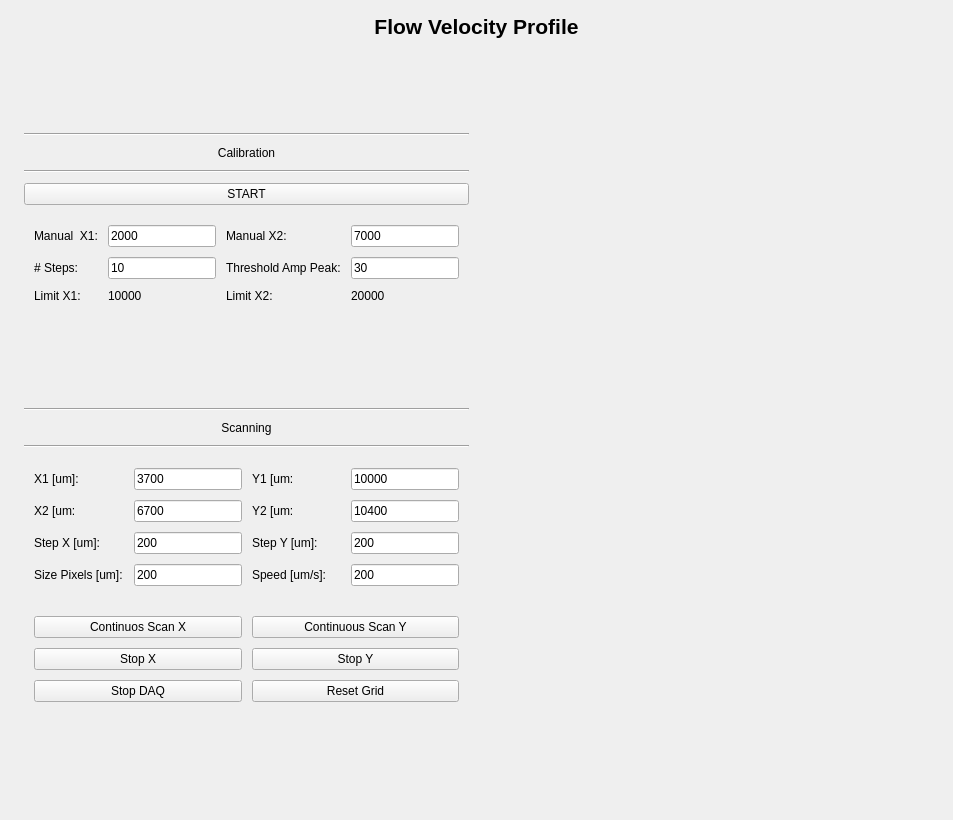
Before: the Qt Designer form GlobalGUI/gui/uis/pages/main_pages.ui in SSierraAl/OFI-VelocityProfile, drawn with Qt 5.
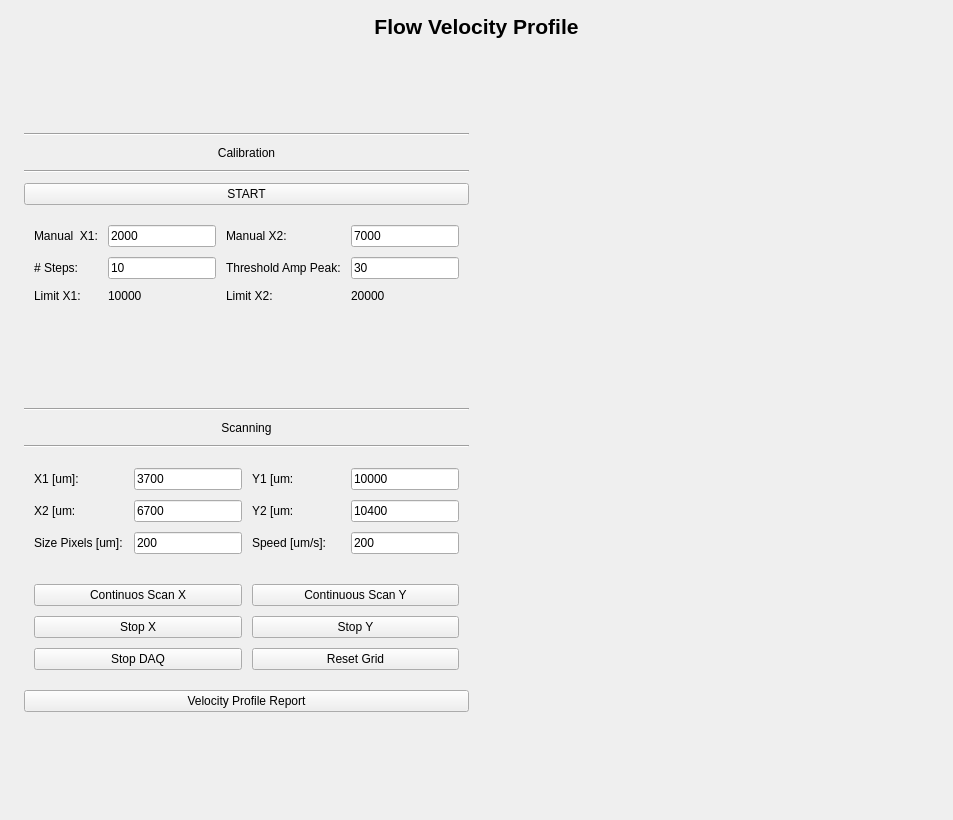
After: the same form once the commit is applied.

Commit message: Velocity profile detection

```diff
--- a/GlobalGUI/gui/uis/pages/main_pages.ui
+++ b/GlobalGUI/gui/uis/pages/main_pages.ui
@@ -1516,7 +1516,7 @@
               </widget>
              </item>
              <item>
-              <layout class="QGridLayout" name="gridLayout_7" rowminimumheight="0,0,0,0,0,0,0,0,0" columnminimumwidth="0,0,0,0,0">
+              <layout class="QGridLayout" name="gridLayout_7">
                <property name="sizeConstraint">
                 <enum>QLayout::SetFixedSize</enum>
                </property>
@@ -1542,19 +1542,6 @@
                  </property>
                 </widget>
                </item>
-               <item row="2" column="4">
-                <widget class="QLineEdit" name="lineEdit_stepy_scan">
-                 <property name="sizePolicy">
-                  <sizepolicy hsizetype="Fixed" vsizetype="Fixed">
-                   <horstretch>0</horstretch>
-                   <verstretch>0</verstretch>
-                  </sizepolicy>
-                 </property>
-                 <property name="text">
-                  <string>200</string>
-                 </property>
-                </widget>
-               </item>
                <item row="0" column="3">
                 <widget class="QLabel" name="label_35">
                  <property name="text">
@@ -1562,19 +1549,6 @@
                  </property>
                 </widget>
                </item>
-               <item row="2" column="2">
-                <widget class="QLineEdit" name="lineEdit_stepx_scan">
-                 <property name="sizePolicy">
-                  <sizepolicy hsizetype="Fixed" vsizetype="Fixed">
-                   <horstretch>0</horstretch>
-                   <verstretch>0</verstretch>
-                  </sizepolicy>
-                 </property>
-                 <property name="text">
-                  <string>200</string>
-                 </property>
-                </widget>
-               </item>
                <item row="0" column="4">
                 <widget class="QLineEdit" name="lineEdit_y1_scan">
                  <property name="sizePolicy">
@@ -1588,14 +1562,14 @@
                  </property>
                 </widget>
                </item>
-               <item row="4" column="3">
+               <item row="3" column="3">
                 <widget class="QLabel" name="label_41">
                  <property name="text">
                   <string>Speed [um/s]: </string>
                  </property>
                 </widget>
                </item>
-               <item row="4" column="4">
+               <item row="3" column="4">
                 <widget class="QLineEdit" name="lineEdit_speed_ums">
                  <property name="sizePolicy">
                   <sizepolicy hsizetype="Fixed" vsizetype="Fixed">
@@ -1641,17 +1615,29 @@
                  </property>
                 </widget>
                </item>
-               <item row="2" column="0">
-                <widget class="QLabel" name="label_38">
+               <item row="3" column="2">
+                <widget class="QLineEdit" name="lineEdit_Pixel_size">
+                 <property name="sizePolicy">
+                  <sizepolicy hsizetype="Minimum" vsizetype="Fixed">
+                   <horstretch>0</horstretch>
+                   <verstretch>0</verstretch>
+                  </sizepolicy>
+                 </property>
                  <property name="text">
-                  <string>Step X [um]:</string>
+                  <string>200</string>
                  </property>
                 </widget>
                </item>
-               <item row="2" column="3">
-                <widget class="QLabel" name="label_39">
+               <item row="3" column="0">
+                <widget class="QLabel" name="label_32">
+                 <property name="sizePolicy">
+                  <sizepolicy hsizetype="Minimum" vsizetype="Preferred">
+                   <horstretch>0</horstretch>
+                   <verstretch>0</verstretch>
+                  </sizepolicy>
+                 </property>
                  <property name="text">
-                  <string>Step Y [um]:</string>
+                  <string>Size Pixels [um]:</string>
                  </property>
                 </widget>
                </item>
@@ -1675,32 +1661,6 @@
                  </property>
                 </widget>
                </item>
-               <item row="4" column="0">
-                <widget class="QLabel" name="label_32">
-                 <property name="sizePolicy">
-                  <sizepolicy hsizetype="Minimum" vsizetype="Preferred">
-                   <horstretch>0</horstretch>
-                   <verstretch>0</verstretch>
-                  </sizepolicy>
-                 </property>
-                 <property name="text">
-                  <string>Size Pixels [um]:</string>
-                 </property>
-                </widget>
-               </item>
-               <item row="4" column="2">
-                <widget class="QLineEdit" name="lineEdit_Pixel_size">
-                 <property name="sizePolicy">
-                  <sizepolicy hsizetype="Minimum" vsizetype="Fixed">
-                   <horstretch>0</horstretch>
-                   <verstretch>0</verstretch>
-                  </sizepolicy>
-                 </property>
-                 <property name="text">
-                  <string>200</string>
-                 </property>
-                </widget>
-               </item>
               </layout>
              </item>
              <item>
@@ -1776,6 +1736,13 @@
                </item>
               </layout>
              </item>
+             <item>
+              <widget class="QPushButton" name="Vel_Report">
+               <property name="text">
+                <string>Velocity Profile Report</string>
+               </property>
+              </widget>
+             </item>
              <item>
               <spacer name="verticalSpacer_9">
                <property name="orientation">
```
The commit also changes 9 other files.
